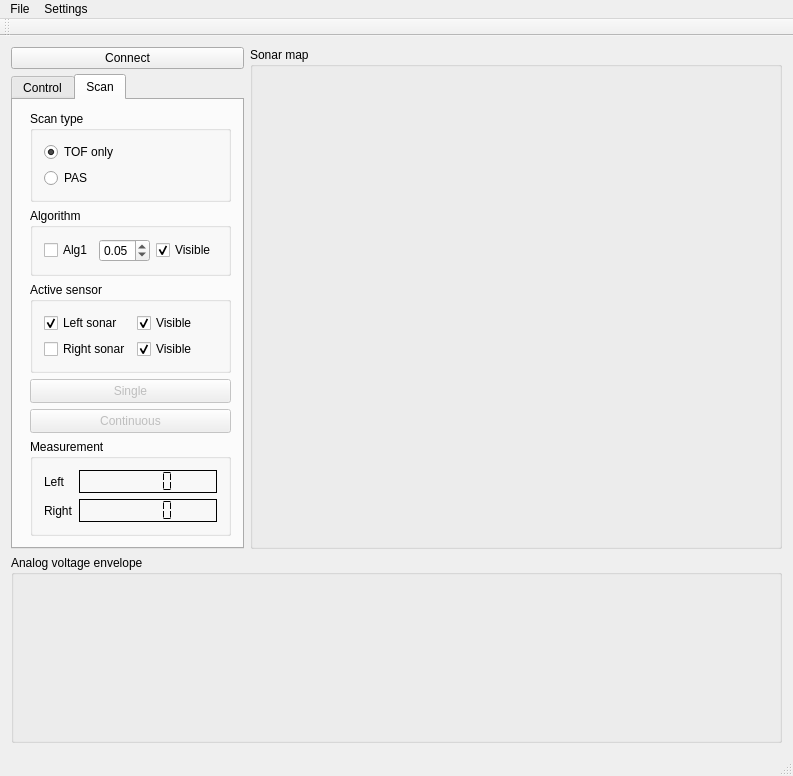
Old version of the form mainwindow.ui in the repository mfrydrysiak/PAS_triangulation_sonar.
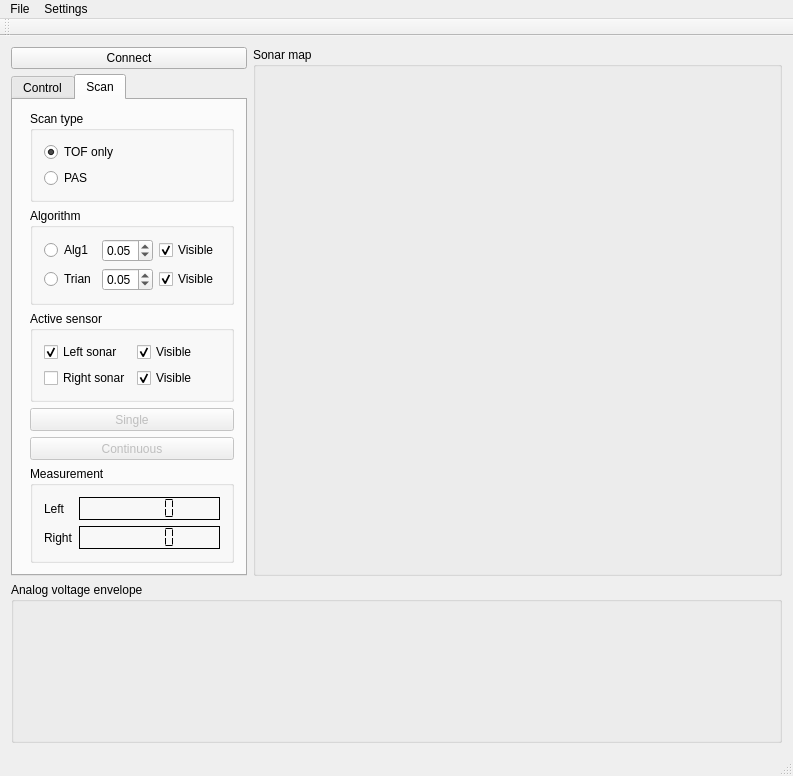
New version of the form. Custom widgets are drawn as their Qt base class.

```diff
--- a/mainwindow.ui
+++ b/mainwindow.ui
@@ -354,13 +354,6 @@
                <string>Algorithm</string>
               </property>
               <layout class="QGridLayout" name="gridLayout">
-               <item row="0" column="0">
-                <widget class="QCheckBox" name="cBox_alg1">
-                 <property name="text">
-                  <string>Alg1</string>
-                 </property>
-                </widget>
-               </item>
                <item row="0" column="1">
                 <widget class="QDoubleSpinBox" name="spinBox_alg1">
                  <property name="maximum">
@@ -384,6 +377,43 @@
                  </property>
                 </widget>
                </item>
+               <item row="0" column="0">
+                <widget class="QRadioButton" name="cBox_alg1">
+                 <property name="text">
+                  <string>Alg1</string>
+                 </property>
+                </widget>
+               </item>
+               <item row="1" column="0">
+                <widget class="QRadioButton" name="rBtn_Trian">
+                 <property name="text">
+                  <string>Trian</string>
+                 </property>
+                </widget>
+               </item>
+               <item row="1" column="1">
+                <widget class="QDoubleSpinBox" name="spinBox_Tr">
+                 <property name="maximum">
+                  <double>0.100000000000000</double>
+                 </property>
+                 <property name="singleStep">
+                  <double>0.010000000000000</double>
+                 </property>
+                 <property name="value">
+                  <double>0.050000000000000</double>
+                 </property>
+                </widget>
+               </item>
+               <item row="1" column="2">
+                <widget class="QCheckBox" name="cBox_Tr_visible">
+                 <property name="text">
+                  <string>Visible</string>
+                 </property>
+                 <property name="checked">
+                  <bool>true</bool>
+                 </property>
+                </widget>
+               </item>
               </layout>
              </widget>
             </item>
```
